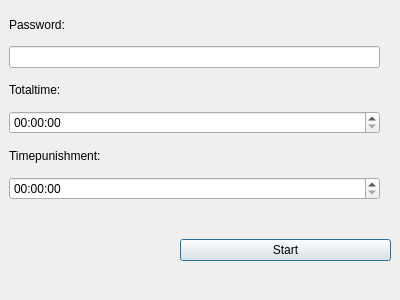
Qt form qtTimerSetup.ui (Schwub/AlertTimer) before a commit.
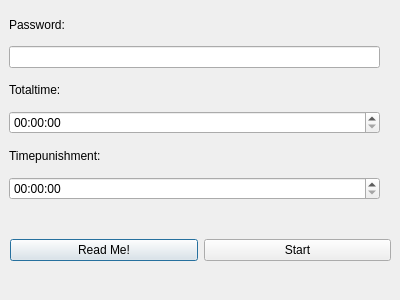
The same form after that commit.

Commit message: Added Redme.rst and Readme Button in App

What changed in the file:
```diff
--- a/qtTimerSetup.ui
+++ b/qtTimerSetup.ui
@@ -72,13 +72,20 @@
   <widget class="QWidget" name="horizontalLayoutWidget">
    <property name="geometry">
     <rect>
-     <x>180</x>
+     <x>10</x>
      <y>210</y>
-     <width>211</width>
+     <width>381</width>
      <height>80</height>
     </rect>
    </property>
    <layout class="QHBoxLayout" name="horizontalLayout">
+    <item>
+     <widget class="QPushButton" name="pushButtonReadMe">
+      <property name="text">
+       <string>Read Me!</string>
+      </property>
+     </widget>
+    </item>
     <item>
      <widget class="QPushButton" name="pushButtonStart">
       <property name="text">
```
The commit also changes 13 other files.
